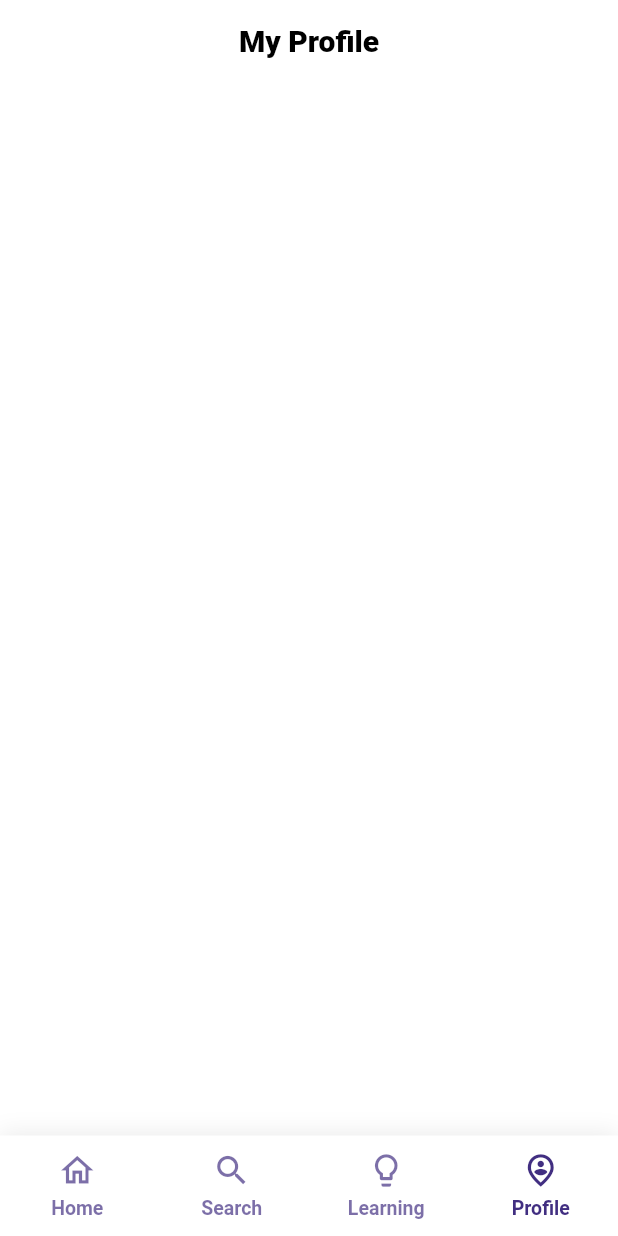
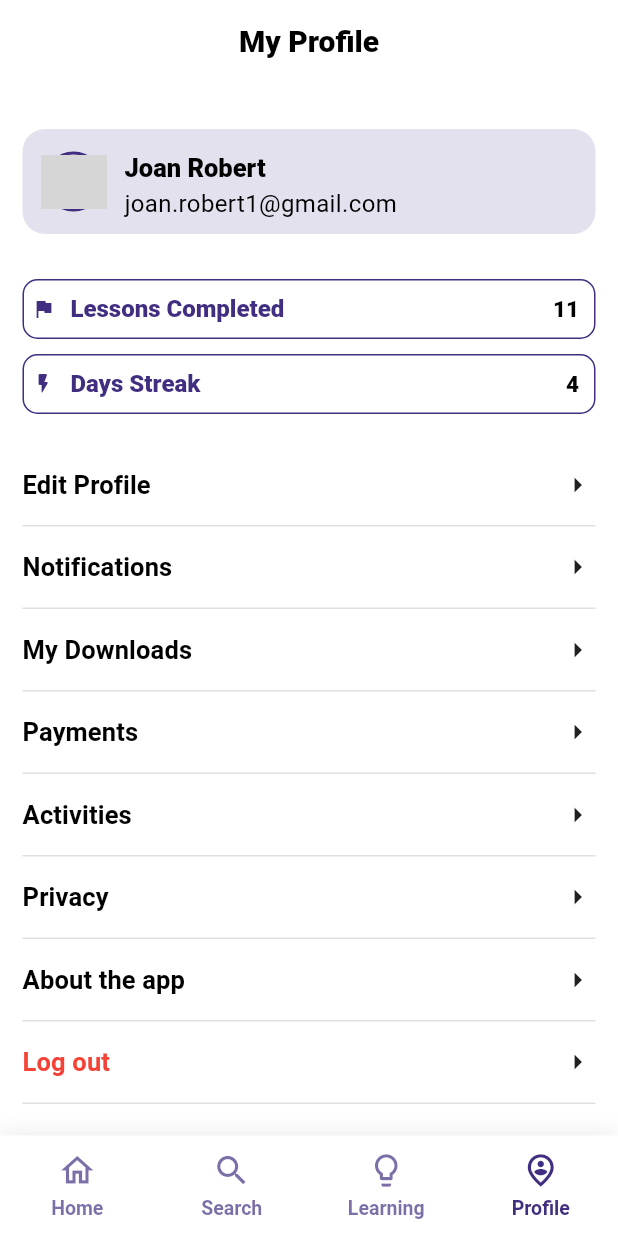
Before and after one commit to arc1o1/e_learn, a Flutter app: the screen it shows after launch, item 4 of the bottom bar chosen, on a phone screen of 412 x 824 dp. Run offline on Flutter 3.47's test engine with Material 3 defaults, Android fonts, the phone set to English and light mode, and no system bars; drawn by our look-alikes of awesome_bottom_bar; our stand-ins replace cached_network_image, flutter_dotenv, flutter_image_slideshow, flutter_local_notifications, flutter_screenutil, get_storage and 3 more; network calls fail; Roboto replaces fonts that are missing (NunitoSans); grey boxes are pictures that could not be loaded.

Commit message:
profile_Screen_ui_implementation_with_no_navigation

```diff
--- a/lib/features/profile/profile_screen.dart
+++ b/lib/features/profile/profile_screen.dart
@@ -1,3 +1,6 @@
+import 'package:e_learn/features/widgets/custom_title_button.dart';
+import 'package:e_learn/features/widgets/profile_image_circular_container.dart';
+import 'package:e_learn/utils/constants/color_strings.dart';
 import 'package:flutter/material.dart';
 
 class ProfileScreen extends StatelessWidget {
@@ -11,14 +14,207 @@ class ProfileScreen extends StatelessWidget {
           "My Profile",
           style: Theme.of(context).textTheme.headlineSmall,
         ),
+        // actions: [
+        //   Padding(
+        //     padding: const EdgeInsets.only(right: 15),
+        //     child: InkWell(
+        //       onTap: () {},
+        //       borderRadius: BorderRadius.circular(100),
+        //       child: Container(
+        //         padding: EdgeInsets.all(5),
+        //         child: Icon(Icons.menu_rounded),
+        //       ),
+        //     ),
+        //   ),
+        // ],
       ),
       body: ListView(
-        padding: EdgeInsets.all(15),
+        padding: EdgeInsets.fromLTRB(15, 30, 15, 10),
         shrinkWrap: true,
         children: [
           // profile image
+          Container(
+            height: 70,
+            padding: EdgeInsets.symmetric(horizontal: 10, vertical: 15),
+            decoration: BoxDecoration(
+              color: Color(0x25412E81),
+              borderRadius: BorderRadius.circular(15),
+            ),
+            child: Row(
+              mainAxisAlignment: MainAxisAlignment.spaceBetween,
+              children: [
+                Row(
+                  children: [
+                    // profile image
+                    ProfileImageCircularContainer(),
+
+                    const SizedBox(width: 10),
+
+                    // name and email
+                    Column(
+                      crossAxisAlignment: CrossAxisAlignment.start,
+                      children: [
+                        // name
+                        Text(
+                          "Joan Robert",
+                          style: Theme.of(context)
+                              .textTheme
+                              .headlineSmall!
+                              .copyWith(fontSize: 17),
+                        ),
+
+                        // email
+                        Text(
+                          "joan.robert1@gmail.com",
+                          style: Theme.of(context)
+                              .textTheme
+                              .bodyMedium!
+                              .copyWith(fontSize: 16),
+                        ),
+                      ],
+                    )
+                  ],
+                ),
+
+                // // badge
+                // Padding(
+                //   padding: const EdgeInsets.only(right: 5),
+                //   child: ProfileImageCircularContainer(
+                //     radius: 15,
+                //     showBorder: false,
+                //     imageUrl:
+                //         "https://image.similarpng.com/file/similarpng/very-thumbnail/2020/10/Golden-empty-badge-label-element-on-transparent-background-PNG.png",
+                //   ),
+                // )
+              ],
+            ),
+          ),
+
+          const SizedBox(height: 30),
+
+          //summary
+          CustomSummaryContainer(
+            iconData: Icons.flag,
+            title: "Lessons Completed",
+            data: "11",
+          ),
+
+          const SizedBox(height: 10),
+
+          CustomSummaryContainer(
+            iconData: Icons.flash_on_rounded,
+            title: "Days Streak",
+            data: "4",
+          ),
+
+          const SizedBox(height: 20),
+
+          // edit profile
+          CustomTileButton(
+            title: "Edit Profile",
+            onTap: () {},
+          ),
+
+          // notifications
+          CustomTileButton(
+            title: "Notifications",
+            onTap: () {},
+          ),
+
+          // settings
+          CustomTileButton(
+            title: "My Downloads",
+            onTap: () {},
+          ),
+
+          // payments
+          CustomTileButton(
+            title: "Payments",
+            onTap: () {},
+          ),
+
+          // activity
+          CustomTileButton(
+            title: "Activities",
+            onTap: () {},
+          ),
+
+          // privacy
+          CustomTileButton(
+            title: "Privacy",
+            onTap: () {},
+          ),
+
+          // about the app
+          CustomTileButton(
+            title: "About the app",
+            onTap: () {},
+          ),
+
+          // logout
+          CustomTileButton(
+            title: "Log out",
+            textColor: Colors.red,
+            onTap: () {},
+          ),
         ],
       ),
     );
   }
 }
+
+class CustomSummaryContainer extends StatelessWidget {
+  const CustomSummaryContainer({
+    super.key,
+    required this.title,
+    required this.data,
+    required this.iconData,
+  });
+
+  final String title, data;
+  final IconData iconData;
+
+  @override
+  Widget build(BuildContext context) {
+    return Container(
+      height: 40,
+      padding: EdgeInsets.symmetric(horizontal: 5, vertical: 3),
+      decoration: BoxDecoration(
+        borderRadius: BorderRadius.circular(10),
+        border: Border.all(color: ColorStrings.primary),
+      ),
+      child: Row(
+        mainAxisAlignment: MainAxisAlignment.spaceBetween,
+        children: [
+          Row(
+            children: [
+              // icon
+              Icon(iconData, color: ColorStrings.primary, size: 16),
+
+              const SizedBox(width: 10),
+
+              // title
+              Text(
+                title,
+                style: Theme.of(context)
+                    .textTheme
+                    .headlineSmall!
+                    .copyWith(color: ColorStrings.primary, fontSize: 16),
+              )
+            ],
+          ),
+          Padding(
+            padding: const EdgeInsets.only(right: 5),
+            child: Text(
+              data,
+              style: Theme.of(context)
+                  .textTheme
+                  .headlineSmall!
+                  .copyWith(fontSize: 15),
+            ),
+          )
+        ],
+      ),
+    );
+  }
+}
```
